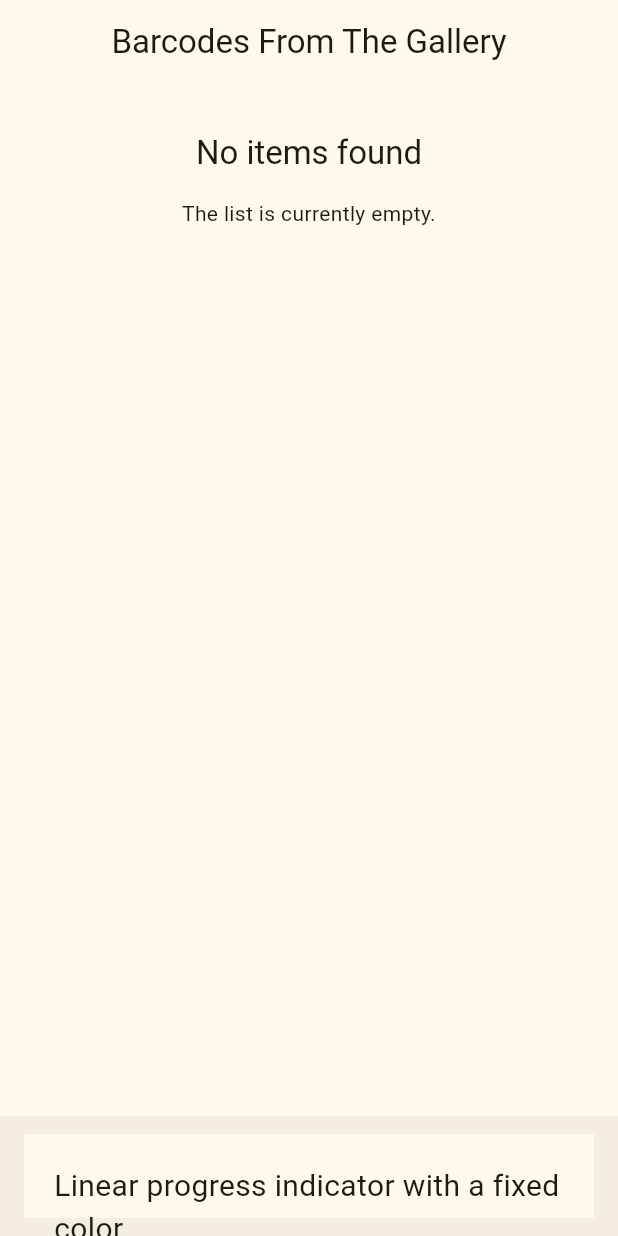
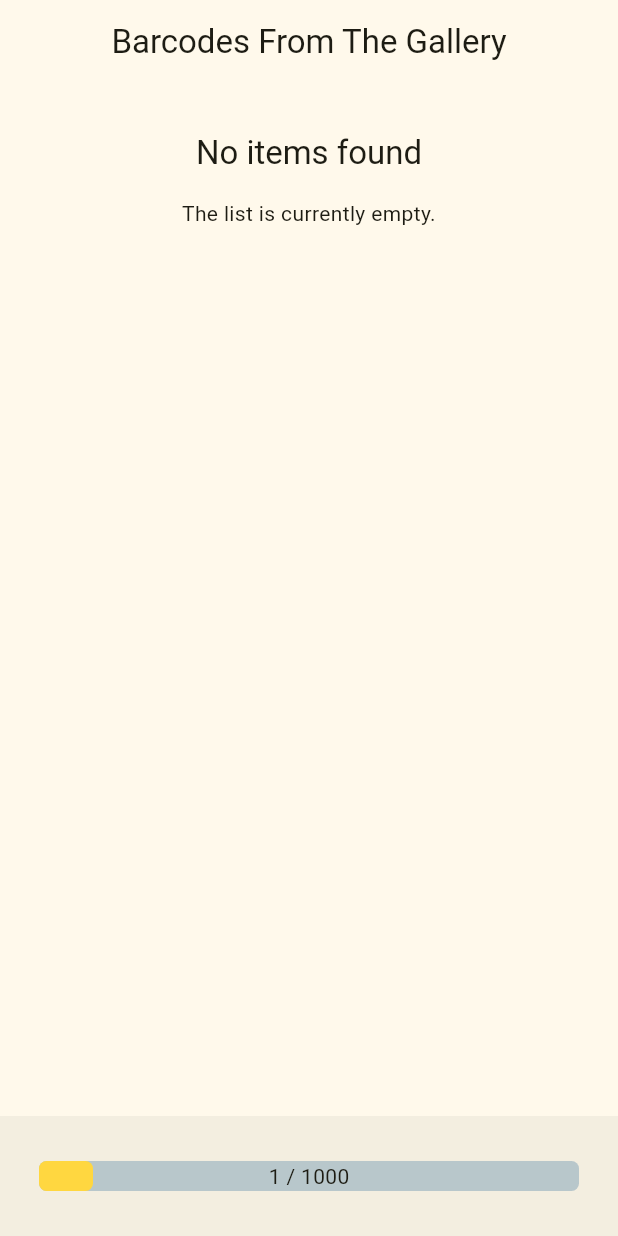
Before and after one commit to eyabc/image_barcode_collector, a Flutter app: the screen it shows after launch, on a phone screen of 412 x 824 dp. Run offline on Flutter 3.47's test engine with Material 3 defaults, Android fonts, the phone set to English and light mode, and no system bars; drawn by our look-alikes of percent_indicator; our stand-ins replace camera, image_picker, infinite_scroll_pagination; missing offline and left inert: google_ml_kit, google_mlkit_barcode_scanning, google_mlkit_commons, photo_manager, screen_brightness.

Commit message:
LinearProgressIndicator 예제 2

```diff
--- a/lib/components/progress_bar.dart
+++ b/lib/components/progress_bar.dart
@@ -1,56 +1,22 @@
 import 'package:flutter/material.dart';
+import 'package:percent_indicator/linear_percent_indicator.dart';
 
-class ProgressBar extends StatefulWidget {
-  const ProgressBar({super.key});
-
-  @override
-  State<StatefulWidget> createState() {
-    return _ProgressBar();
-  }
-}
-
-class _ProgressBar extends State<ProgressBar>
-    with TickerProviderStateMixin {
-  late AnimationController controller;
-
-  @override
-  void initState() {
-    controller = AnimationController(
-      /// [AnimationController]s can be created with `vsync: this` because of
-      /// [TickerProviderStateMixin].
-      vsync: this,
-      duration: const Duration(seconds: 5),
-    )..addListener(() {
-      setState(() {});
-    });
-    controller.repeat(reverse: true);
-    super.initState();
-  }
-
-  @override
-  void dispose() {
-    controller.dispose();
-    super.dispose();
-  }
+class ProgressBar extends StatelessWidget {
+  final int leading;
+  final int trailing;
+  const ProgressBar({super.key, required this.leading, required this.trailing});
 
   @override
   Widget build(BuildContext context) {
-    return Scaffold(
-      body: Padding(
-        padding: const EdgeInsets.all(20.0),
-        child: Column(
-          mainAxisAlignment: MainAxisAlignment.spaceEvenly,
-          children: <Widget>[
-            const Text(
-              'Linear progress indicator with a fixed color',
-              style: TextStyle(fontSize: 20),
-            ),
-            LinearProgressIndicator(
-              value: controller.value,
-              semanticsLabel: 'Linear progress indicator',
-            ),
-          ],
-        ),
+    return Center(
+      child: new LinearPercentIndicator(
+        animation: true,
+        animationDuration: 1000,
+        lineHeight: 20.0,
+        percent: leading / trailing * 100,
+        center: Text(leading.toString() + " / " + trailing.toString()),
+        barRadius: Radius.circular(5),
+        progressColor: Colors.amberAccent,
       ),
     );
   }
--- a/lib/views/home.dart
+++ b/lib/views/home.dart
@@ -16,7 +16,7 @@ class Home extends StatelessWidget {
       ),
       body: const GridGallery(),
       bottomNavigationBar: const BottomAppBar(
-        child: ProgressBar(),
+        child: ProgressBar(leading: 1, trailing: 1000),
       ),
     );
   }
--- a/pubspec.yaml
+++ b/pubspec.yaml
@@ -38,6 +38,7 @@ dependencies:
   camera: ^0.10.5+3
   screen_brightness: ^1.0.0
   infinite_scroll_pagination: ^4.0.0
+  percent_indicator: ^4.2.3
 dev_dependencies:
   flutter_launcher_icons: ^0.13.1
   flutter_test:
```
Also changed, not shown: pubspec.lock, 1 other file.
